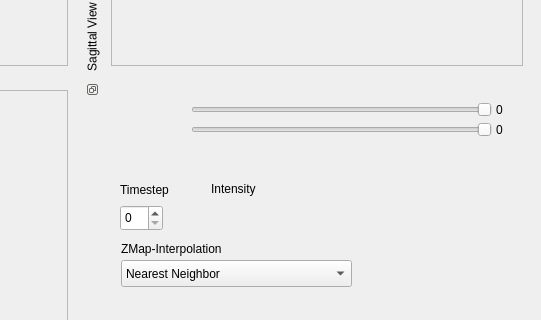
Old version of the form apps/isisViewer/forms/isisViewerMain.ui in the repository Rollmops/isis; both pictures show x 382 to 923 and y 328 to 648 of the 923 by 815 pixel window.
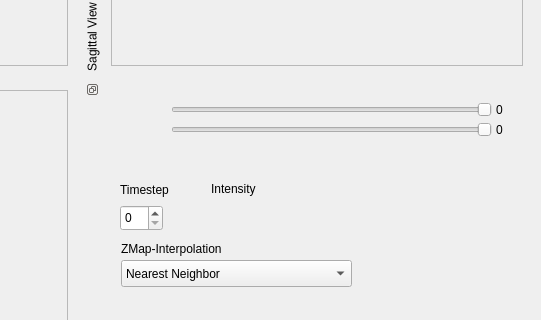
New version of the form.

The edit to the form file:
```diff
--- a/apps/isisViewer/forms/isisViewerMain.ui
+++ b/apps/isisViewer/forms/isisViewerMain.ui
@@ -189,7 +189,7 @@
             <rect>
              <x>100</x>
              <y>110</y>
-             <width>231</width>
+             <width>111</width>
              <height>20</height>
             </rect>
            </property>
@@ -202,26 +202,32 @@
             <rect>
              <x>10</x>
              <y>30</y>
-             <width>71</width>
-             <height>20</height>
+             <width>41</width>
+             <height>21</height>
             </rect>
            </property>
            <property name="text">
             <string/>
            </property>
+           <property name="alignment">
+            <set>Qt::AlignRight|Qt::AlignTrailing|Qt::AlignVCenter</set>
+           </property>
           </widget>
           <widget class="QLabel" name="minLabel">
            <property name="geometry">
             <rect>
-             <x>0</x>
+             <x>10</x>
              <y>10</y>
-             <width>81</width>
+             <width>41</width>
              <height>21</height>
             </rect>
            </property>
            <property name="text">
             <string/>
            </property>
+           <property name="alignment">
+            <set>Qt::AlignRight|Qt::AlignTrailing|Qt::AlignVCenter</set>
+           </property>
           </widget>
           <widget class="QComboBox" name="interpolationType">
            <property name="geometry">
@@ -259,9 +265,9 @@
           <widget class="QSlider" name="lowerThreshold">
            <property name="geometry">
             <rect>
-             <x>80</x>
+             <x>60</x>
              <y>10</y>
-             <width>301</width>
+             <width>321</width>
              <height>20</height>
             </rect>
            </property>
@@ -281,9 +287,9 @@
           <widget class="QSlider" name="upperThreshold">
            <property name="geometry">
             <rect>
-             <x>80</x>
+             <x>60</x>
              <y>30</y>
-             <width>301</width>
+             <width>321</width>
              <height>20</height>
             </rect>
            </property>
```
